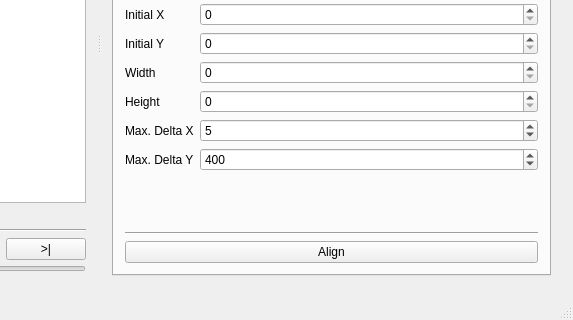
Old version of the form mainwindow.ui in the repository prsousa/TomSeg; both pictures show x 394 to 967 and y 248 to 568 of the 967 by 568 pixel window.
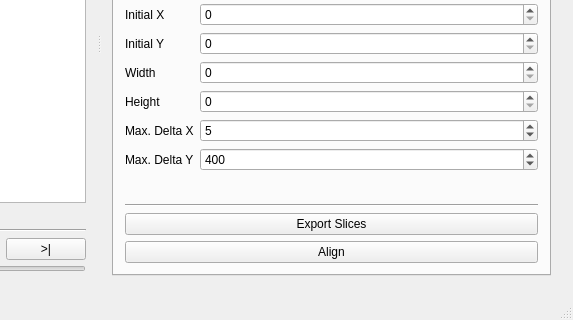
New version of the form. The open tabs and pages were chosen to show the change. Icons and pictures are not drawn.

Commit message: Add slice exporter (to save aligned slices)

Patch:
```diff
--- a/mainwindow.ui
+++ b/mainwindow.ui
@@ -627,6 +627,13 @@
               </property>
              </widget>
             </item>
+            <item>
+             <widget class="QPushButton" name="exportSlicesButton">
+              <property name="text">
+               <string>Export Slices</string>
+              </property>
+             </widget>
+            </item>
             <item>
              <widget class="QPushButton" name="alignButton">
               <property name="text">
```
The commit also changes 7 other files.
